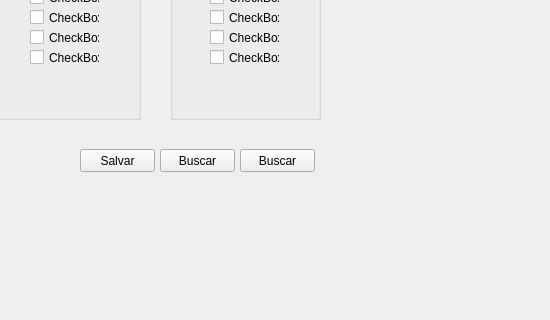
Before: the Qt Designer form Geovani/cadastrohorario.ui in UnPComp2013/Grupo5, drawn with Qt 5; both pictures show x 250 to 800 and y 151 to 471 of the 800 by 600 pixel window.
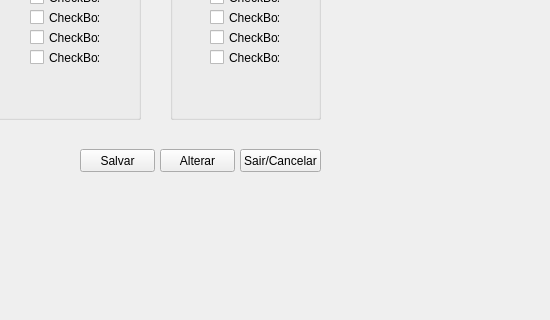
After: the same form once the commit is applied.

Patch:
```diff
--- a/Geovani/cadastrohorario.ui
+++ b/Geovani/cadastrohorario.ui
@@ -307,7 +307,7 @@
      </rect>
     </property>
     <property name="text">
-     <string>Buscar</string>
+     <string>Alterar</string>
     </property>
    </widget>
    <widget class="QPushButton" name="pushButton_4">
@@ -315,12 +315,12 @@
      <rect>
       <x>490</x>
       <y>300</y>
-      <width>75</width>
+      <width>81</width>
       <height>23</height>
      </rect>
     </property>
     <property name="text">
-     <string>Buscar</string>
+     <string>Sair/Cancelar</string>
     </property>
    </widget>
   </widget>
```
